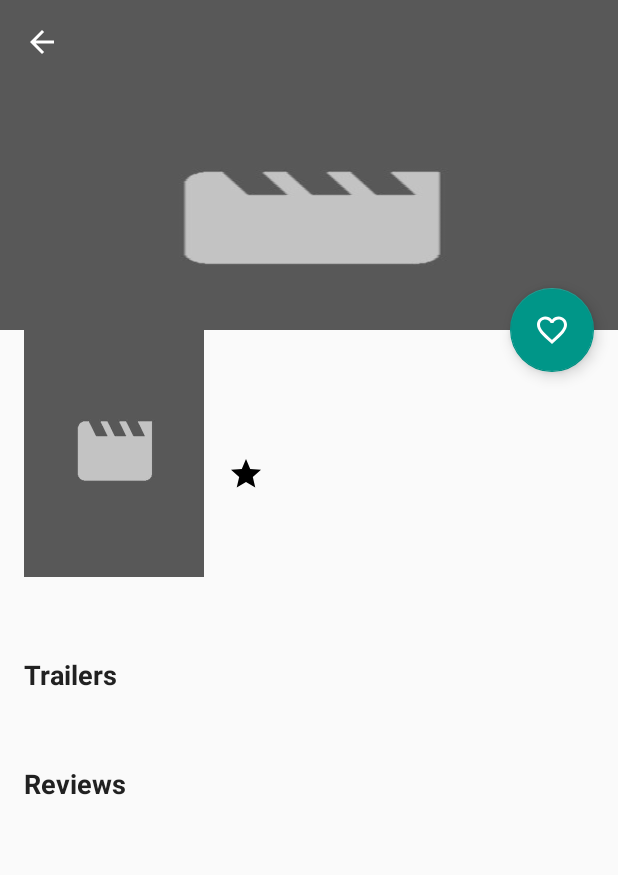
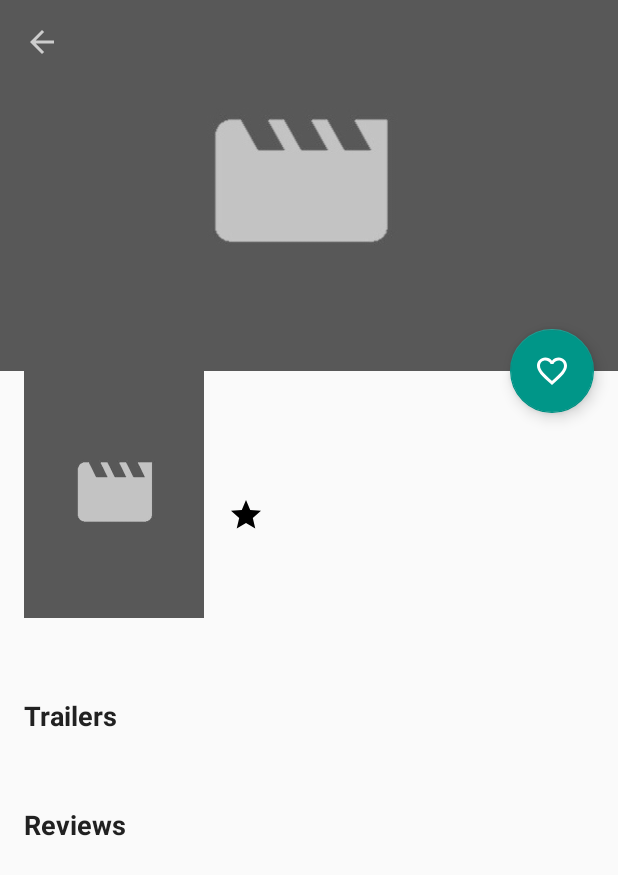
Before and after one commit to icerrate/Popular-Movies, an Android app: the MovieDetailActivity screen opened directly, with no data from a screen before it, on a phone screen of 412 x 824 dp. Shown: the top 875 px of the screen. Run offline under Robolectric (Android 15) with nearby library versions, the phone set to English and light mode, and no system bars; pictures from the network do not load; 9 statements that could not run were skipped.

Commit message:
Popular Movies Stage 2

```diff
--- a/app/src/main/java/com/icerrate/popularmovies/view/common/BaseActivity.java
+++ b/app/src/main/java/com/icerrate/popularmovies/view/common/BaseActivity.java
@@ -1,7 +1,6 @@
 package com.icerrate.popularmovies.view.common;
 
 import android.support.annotation.LayoutRes;
-import android.support.design.widget.Snackbar;
 import android.support.v4.app.Fragment;
 import android.support.v4.app.FragmentTransaction;
 import android.support.v7.app.AppCompatActivity;
@@ -17,8 +16,6 @@ import com.icerrate.popularmovies.R;
 public abstract class BaseActivity extends AppCompatActivity implements BaseFragmentListener {
 
     protected Toolbar toolbar;
-
-    protected Snackbar connectionSnackbar;
 
     @Override
     public void setContentView(@LayoutRes int layoutResID) {
@@ -56,9 +53,4 @@ public abstract class BaseActivity extends AppCompatActivity implements BaseFrag
             getSupportActionBar().setTitle(title);
         }
     }
-
-    @Override
-    public void showSnackbar(String message) {
-
-    }
 }
--- a/app/src/main/java/com/icerrate/popularmovies/view/common/BaseFragmentListener.java
+++ b/app/src/main/java/com/icerrate/popularmovies/view/common/BaseFragmentListener.java
@@ -13,6 +13,4 @@ public interface BaseFragmentListener {
     void replaceFragment(int containerId, Fragment fragment);
 
     void setTitle(String title);
-
-    void showSnackbar(String message);
 }
--- a/app/src/main/java/com/icerrate/popularmovies/view/common/ProportionalImageView.java
+++ b/app/src/main/java/com/icerrate/popularmovies/view/common/ProportionalImageView.java
@@ -10,7 +10,7 @@ import android.widget.ImageView;
 
 public class ProportionalImageView extends ImageView {
 
-    private static final float ASPECT_RATIO = 0.67f;
+    private static final float ASPECT_RATIO = 0.6f;
 
     public ProportionalImageView(Context context) {
         super(context);
--- a/app/src/main/java/com/icerrate/popularmovies/view/movies/MoviesCatalogAdapter.java
+++ b/app/src/main/java/com/icerrate/popularmovies/view/movies/MoviesCatalogAdapter.java
@@ -77,7 +77,7 @@ public class MoviesCatalogAdapter extends LoadMoreBaseAdapter<Movie> {
 
         public MovieViewHolder(View itemView, OnItemClickListener onItemClickListener) {
             super(itemView);
-            posterImageView = (ImageView) itemView.findViewById(R.id.poster);
+            posterImageView = itemView.findViewById(R.id.poster);
             this.onItemClickListener = onItemClickListener;
             itemView.setOnClickListener(this);
         }
--- a/app/src/main/java/com/icerrate/popularmovies/view/movies/detail/MovieDetailActivity.java
+++ b/app/src/main/java/com/icerrate/popularmovies/view/movies/detail/MovieDetailActivity.java
@@ -142,7 +142,7 @@ public class MovieDetailActivity extends BaseActivity implements MovieDetailFrag
         if (backdropImageView != null) {
             Glide.with(this)
                     .load(backdropUrl)
-                    .placeholder(getResources().getDrawable(R.drawable.poster_placeholder))
+                    .placeholder(getResources().getDrawable(R.drawable.backdrop_placeholder))
                     .into(backdropImageView);
         }
     }
--- a/app/src/main/java/com/icerrate/popularmovies/view/movies/detail/MovieDetailFragment.java
+++ b/app/src/main/java/com/icerrate/popularmovies/view/movies/detail/MovieDetailFragment.java
@@ -113,15 +113,15 @@ public class MovieDetailFragment extends BaseFragment implements MovieDetailView
         setHasOptionsMenu(true);
         View view = inflater.inflate(R.layout.fragment_movie_detail, container, false);
 
-        posterImageView = (ImageView) view.findViewById(R.id.poster);
-        titleDateTextView = (TextView) view.findViewById(R.id.title);
-        releaseDateTextView = (TextView) view.findViewById(R.id.release_date);
-        ratingTextView = (TextView) view.findViewById(R.id.rating);
-        synopsisTextView = (TextView) view.findViewById(R.id.synopsis);
-        trailersRecyclerView = (RecyclerView) view.findViewById(trailers);
-        trailersNoDataTextView = (TextView) view.findViewById(R.id.trailers_no_data);
-        reviewsRecyclerView = (RecyclerView) view.findViewById(R.id.reviews);
-        reviewsNoDataTextView = (TextView) view.findViewById(R.id.reviews_no_data);
+        posterImageView = view.findViewById(R.id.poster);
+        titleDateTextView = view.findViewById(R.id.title);
+        releaseDateTextView = view.findViewById(R.id.release_date);
+        ratingTextView = view.findViewById(R.id.rating);
+        synopsisTextView = view.findViewById(R.id.synopsis);
+        trailersRecyclerView = view.findViewById(trailers);
+        trailersNoDataTextView = view.findViewById(R.id.trailers_no_data);
+        reviewsRecyclerView = view.findViewById(R.id.reviews);
+        reviewsNoDataTextView = view.findViewById(R.id.reviews_no_data);
 
         return view;
     }
@@ -143,6 +143,7 @@ public class MovieDetailFragment extends BaseFragment implements MovieDetailView
     public void onCreateOptionsMenu(Menu menu, MenuInflater inflater) {
         inflater.inflate(R.menu.menu_movie_detail, menu);
         shareMenuItem = menu.getItem(0);
+        presenter.validateMenu();
     }
 
     @Override
--- a/app/src/main/java/com/icerrate/popularmovies/view/movies/detail/MovieDetailPresenter.java
+++ b/app/src/main/java/com/icerrate/popularmovies/view/movies/detail/MovieDetailPresenter.java
@@ -171,6 +171,14 @@ public class MovieDetailPresenter extends BasePresenter<MovieDetailView> {
         }
     }
 
+    public void validateMenu() {
+        if (trailers != null && !trailers.isEmpty()) {
+            view.showShareMenu(true);
+        } else {
+            view.showShareMenu(false);
+        }
+    }
+
     // State
 
     public Movie getMovie() {
--- /dev/null
+++ b/app/src/main/res/layout-land/activity_movie_detail.xml
@@ -0,0 +1,51 @@
+<?xml version="1.0" encoding="utf-8"?>
+<android.support.design.widget.CoordinatorLayout xmlns:android="http://schemas.android.com/apk/res/android"
+    xmlns:app="http://schemas.android.com/apk/res-auto"
+    xmlns:tools="http://schemas.android.com/tools"
+    android:layout_width="match_parent"
+    android:layout_height="match_parent">
+
+    <android.support.design.widget.AppBarLayout
+        android:id="@+id/app_bar"
+        android:layout_width="match_parent"
+        android:layout_height="wrap_content"
+        android:theme="@style/ThemeOverlay.AppCompat.Dark.ActionBar">
+
+        <android.support.v7.widget.Toolbar
+            android:id="@+id/toolbar"
+            android:layout_width="match_parent"
+            android:layout_height="wrap_content"
+            app:layout_collapseMode="pin"
+            app:popupTheme="@style/ThemeOverlay.AppCompat.Light"
+            app:theme="@style/ThemeOverlay.AppCompat.Dark" />
+
+    </android.support.design.widget.AppBarLayout>
+
+    <android.support.v4.widget.NestedScrollView
+        android:layout_width="match_parent"
+        android:layout_height="match_parent"
+        android:clipToPadding="false"
+        app:behavior_overlapTop="30dp"
+        app:layout_behavior="@string/appbar_scrolling_view_behavior">
+
+        <FrameLayout
+            android:id="@+id/content"
+            android:layout_width="match_parent"
+            android:layout_height="match_parent" />
+
+    </android.support.v4.widget.NestedScrollView>
+
+    <android.support.design.widget.FloatingActionButton
+        android:id="@+id/favorite"
+        android:layout_width="wrap_content"
+        android:layout_height="wrap_content"
+        android:layout_gravity="bottom|end"
+        android:layout_margin="16dp"
+        app:fabSize="normal"
+        app:layout_anchor="@+id/content"
+        app:layout_anchorGravity="bottom|right|end"
+        app:layout_behavior="com.icerrate.popularmovies.view.common.ScrollAwareFabBehavior"
+        app:srcCompat="@drawable/ic_favorite_border"
+        tools:ignore="VectorDrawableCompat" />
+
+</android.support.design.widget.CoordinatorLayout>
--- a/app/src/main/res/layout/activity_movie_detail.xml
+++ b/app/src/main/res/layout/activity_movie_detail.xml
@@ -8,15 +8,13 @@
     <android.support.design.widget.AppBarLayout
         android:id="@+id/app_bar"
         android:layout_width="match_parent"
-        android:layout_height="220dp"
-        android:fitsSystemWindows="true"
-        android:theme="@style/AppTheme.AppBarOverlay">
+        android:layout_height="wrap_content"
+        android:theme="@style/ThemeOverlay.AppCompat.Dark.ActionBar">
 
         <android.support.design.widget.CollapsingToolbarLayout
             android:id="@+id/collapsing"
             android:layout_width="match_parent"
             android:layout_height="match_parent"
-            android:fitsSystemWindows="true"
             app:contentScrim="?attr/colorPrimary"
             app:layout_scrollFlags="scroll|exitUntilCollapsed"
             app:titleEnabled="false">
@@ -28,14 +26,15 @@
                 android:fitsSystemWindows="true"
                 android:scaleType="fitXY"
                 app:layout_collapseMode="parallax"
-                tools:src="@drawable/backdrop_placeholder" />
+                tools:src="@drawable/backdrop_placeholder_2" />
 
             <android.support.v7.widget.Toolbar
                 android:id="@+id/toolbar"
                 android:layout_width="match_parent"
                 android:layout_height="wrap_content"
                 app:layout_collapseMode="pin"
-                app:popupTheme="@style/AppTheme.PopupOverlay" />
+                app:popupTheme="@style/ThemeOverlay.AppCompat.Light"
+                app:theme="@style/ThemeOverlay.AppCompat.Dark" />
 
             <RelativeLayout
                 android:id="@+id/layout_title"
--- a/app/src/main/res/values/colors.xml
+++ b/app/src/main/res/values/colors.xml
@@ -12,6 +12,8 @@
     <color name="transparent">#00000000</color>
     <color name="white">#FFFFFF</color>
     <color name="black">#000000</color>
+    <color name="gray">#333333</color>
+    <color name="soft_gray">#898989</color>
 
     <color name="divider">#ebf2f5</color>
     <color name="black_alpha">#80000000</color>
--- a/build.gradle
+++ b/build.gradle
@@ -15,6 +15,9 @@ buildscript {
 allprojects {
     repositories {
         jcenter()
+        maven {
+            url 'https://maven.google.com'
+        }
     }
 }
 
```
Also changed, not shown: app/src/main/java/com/icerrate/popularmovies/view/common/ScrollAwareFabBehavior.java (+11 -37 lines), app/src/main/java/com/icerrate/popularmovies/view/movies/detail/ReviewsAdapter.java (+3 -8 lines), app/src/main/java/com/icerrate/popularmovies/view/movies/detail/TrailersAdapter.java (+3 -8 lines), app/src/main/res/drawable/ic_popular_movie_icon.xml (added, +9 -0 lines).
